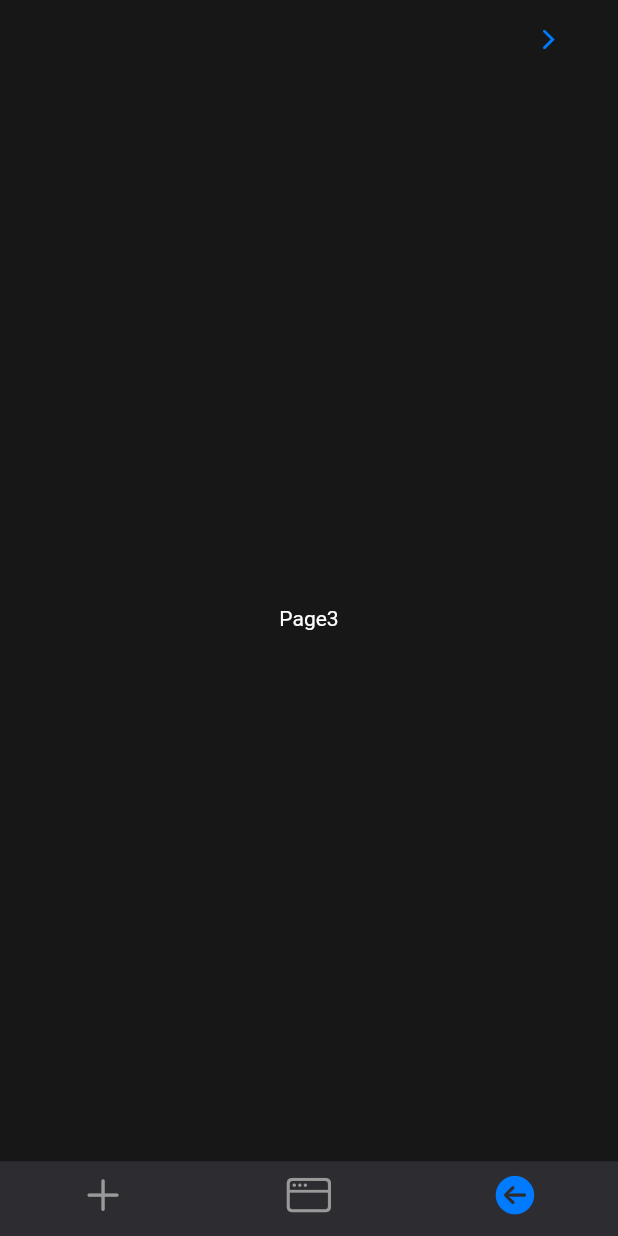
After one commit to Matthew-Cool/hackathon2024, a Flutter app: the screen it shows after launch, item 3 of the bottom bar chosen, on a phone screen of 412 x 824 dp. The commit adds this screen. Run offline on Flutter 3.47's test engine with Material 3 defaults, Android fonts, the phone set to English and light mode, and no system bars; generated files the repository leaves out were written again.

Commit message:
Added stuff

```diff
--- /dev/null
+++ b/lib/page3.dart
@@ -0,0 +1,35 @@
+import 'package:flutter/cupertino.dart';
+import 'package:hackathon_app/page4.dart';
+
+class Page3 extends StatefulWidget {
+  const Page3({super.key});
+
+  @override
+  State<Page3> createState() => _Page3State();
+}
+
+class _Page3State extends State<Page3> {
+  int counter = 0;
+
+  @override
+  Widget build(BuildContext context) {
+    return CupertinoPageScaffold(
+      navigationBar: CupertinoNavigationBar(
+        trailing: CupertinoButton(
+          onPressed: () {
+            Navigator.push(
+              context,
+              CupertinoPageRoute(
+                builder: (context) => const Page4(),
+              ),
+            );
+          },
+          child: Icon(CupertinoIcons.forward),
+        ),
+      ),
+      child: const Center(
+        child: Text("Page3"),
+      ),
+    );
+  }
+}
--- a/lib/pageScaffold.dart
+++ b/lib/pageScaffold.dart
@@ -1,6 +1,7 @@
 import 'package:flutter/cupertino.dart';
 import 'package:hackathon_app/page1.dart';
 import 'package:hackathon_app/page2.dart';
+import 'package:hackathon_app/page3.dart';
 
 class PageScaffoldCustom extends StatelessWidget {
   const PageScaffoldCustom({Key? key}) : super(key: key);
@@ -17,14 +18,21 @@ class PageScaffoldCustom extends StatelessWidget {
           ),
           BottomNavigationBarItem(
             icon: Icon(CupertinoIcons.macwindow),
+          ),
+          BottomNavigationBarItem(
+            icon: Icon(CupertinoIcons.arrow_left_circle_fill),
           )
         ],
       ),
       tabBuilder: (context, index) {
         if (index == 0) {
-          return Page1();
+          return CupertinoTabView(builder: (context) => Page1());
+        } else if (index == 1) {
+          return Page2();
         } else {
-          return Page2();
+          return CupertinoTabView(
+            builder: (context) => Page3(),
+          );
         }
       },
     );
```
Also changed, not shown: lib/page4.dart (added, +25 -0 lines).
